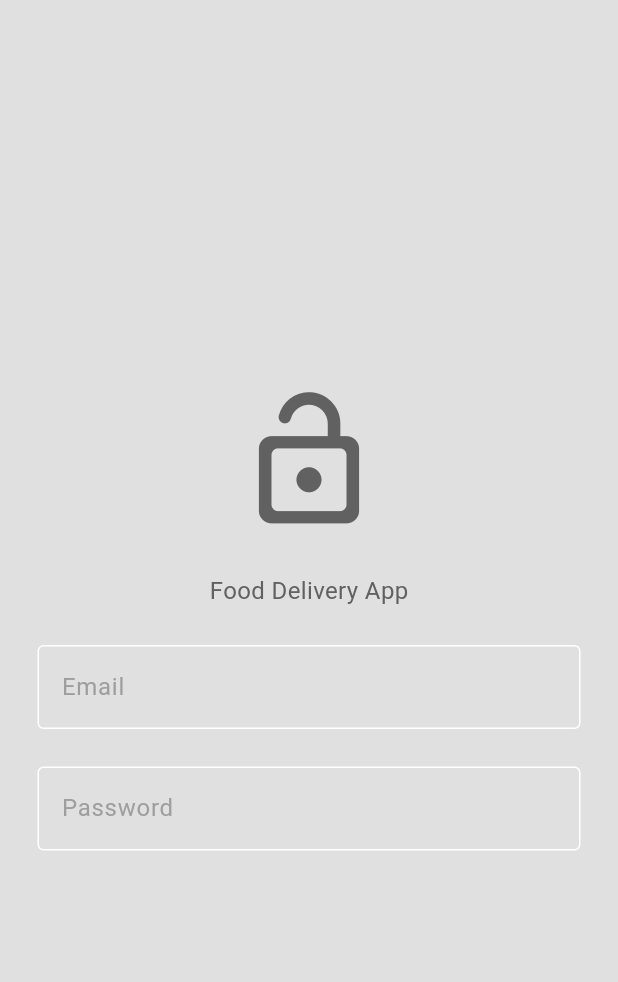
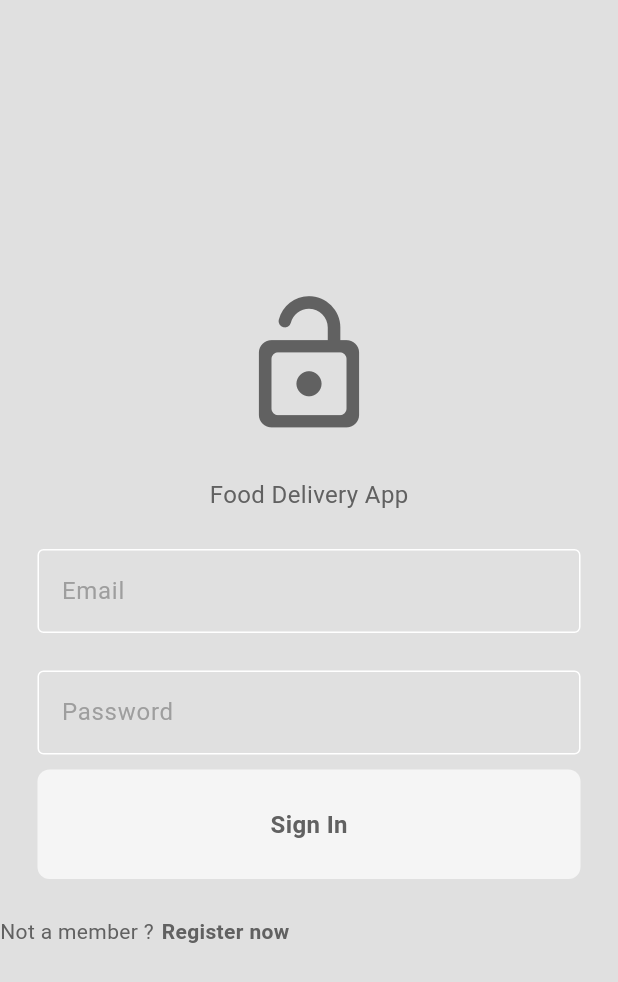
Before and after one commit to bilal-ahmet/food_delivery_app, a Flutter app: the screen it shows after launch, on a phone screen of 412 x 824 dp. Shown: the top 982 px of the screen. Run offline on Flutter 3.47's test engine with Material 3 defaults, Android fonts, the phone set to English and light mode, and no system bars.

Commit message:
coding_sign_ın button_and_register_text_and_apply_login_page

```diff
--- /dev/null
+++ b/lib/components/my_button.dart
@@ -0,0 +1,31 @@
+import 'package:flutter/material.dart';
+
+class MyButton extends StatelessWidget {
+  final Function()? onTap;
+  final String text;
+
+  const MyButton({super.key, required this.onTap, required this.text});
+
+  @override
+  Widget build(BuildContext context) {
+    return GestureDetector(
+      onTap: onTap,
+      child: Container(
+        padding: const EdgeInsets.all(25),
+        margin: const EdgeInsets.symmetric(horizontal: 25),
+        decoration: BoxDecoration(
+            borderRadius: BorderRadius.circular(8),
+            color: Theme.of(context).colorScheme.secondary),
+        child: Center(
+          child: Text(
+            text,
+            style: TextStyle(
+                fontSize: 16,
+                fontWeight: FontWeight.bold,
+                color: Theme.of(context).colorScheme.inversePrimary),
+          ),
+        ),
+      ),
+    );
+  }
+}
--- a/lib/pages/login_page.dart
+++ b/lib/pages/login_page.dart
@@ -1,4 +1,5 @@
 import 'package:flutter/material.dart';
+import 'package:food_delivery_app/components/my_button.dart';
 import 'package:food_delivery_app/components/my_text_field.dart';
 
 class LoginPage extends StatelessWidget {
@@ -20,24 +21,60 @@ class LoginPage extends StatelessWidget {
               size: 100,
               color: Theme.of(context).colorScheme.inversePrimary,
             ),
-
-            const SizedBox(height: 25,),
-
-            Text("Food Delivery App", style: TextStyle(fontSize: 16, color: Theme.of(context).colorScheme.inversePrimary),),
-
-            const SizedBox(height: 25,),
-
+            const SizedBox(
+              height: 25,
+            ),
+            Text(
+              "Food Delivery App",
+              style: TextStyle(
+                  fontSize: 16,
+                  color: Theme.of(context).colorScheme.inversePrimary),
+            ),
+            const SizedBox(
+              height: 25,
+            ),
             Padding(
               padding: const EdgeInsets.symmetric(horizontal: 25),
-              child: MyTextField(controller: emailController, hintText: "Email", obscureText: false),
+              child: MyTextField(
+                  controller: emailController,
+                  hintText: "Email",
+                  obscureText: false),
             ),
-
-            const SizedBox(height: 25,),
-
+            const SizedBox(
+              height: 25,
+            ),
             Padding(
               padding: const EdgeInsets.symmetric(horizontal: 25),
-              child: MyTextField(controller: passwordController, hintText: "Password", obscureText: true),
+              child: MyTextField(
+                  controller: passwordController,
+                  hintText: "Password",
+                  obscureText: true),
             ),
+            const SizedBox(
+              height: 10,
+            ),
+            MyButton(onTap: () {}, text: "Sign In"),
+            const SizedBox(
+              height: 25,
+            ),
+            Row(
+              children: [
+                Text(
+                  "Not a member ?",
+                  style: TextStyle(
+                      color: Theme.of(context).colorScheme.inversePrimary),
+                ),
+                const SizedBox(
+                  width: 5,
+                ),
+                Text(
+                  "Register now",
+                  style: TextStyle(
+                      fontWeight: FontWeight.bold,
+                      color: Theme.of(context).colorScheme.inversePrimary),
+                )
+              ],
+            )
           ],
         ),
       ),
```
